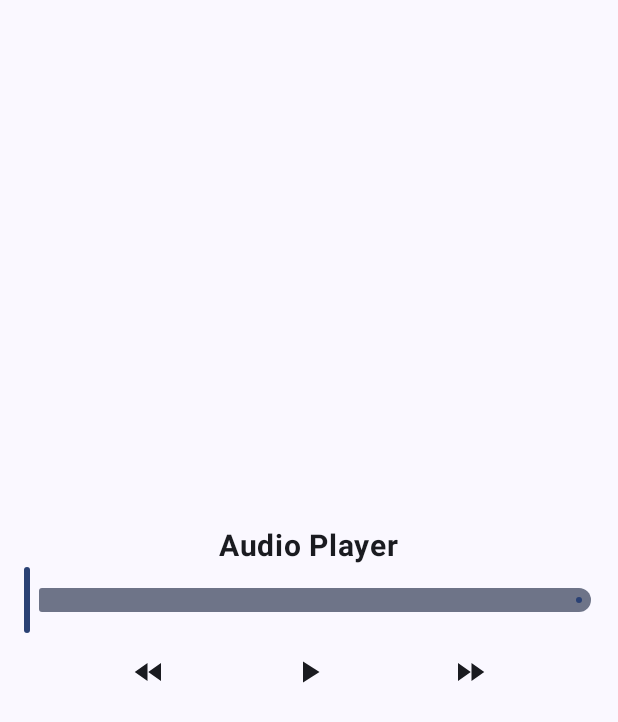
After one commit to pranav5127/Vocals, an Android app built with Jetpack Compose: the composable ResponseScreen called with empty values, on a phone screen of 412 x 824 dp. The commit adds this screen. Shown: the top 722 px of the screen. Run offline under Robolectric (Android 15) with nearby library versions, the phone set to English and light mode, and no system bars.

Commit message:
Refactor: Implement audio recording, playback, and upload functionality
This commit implements the core functionality for recording, playing, and uploading audio files.
*   Removes `AndroidAudioPlayer`, `AudioPlayer`, `Navigation` and `PlayerViewModel`: These classes were replaced by media3 library for handling the audio playback.
*   Implements audio recording using `AndroidAudioRecorder`: It handles recording, calculating amplitude, and stopping the recording.
*   Implements audio uploading with `UploadViewModel` and `AudioRepository`: It allows uploading audio files to a remote server using retrofit.
*   Implements audio playback using `AudioPlayer`: It allows playing audio file using media3.
*   Implements navigation with `NavigationHandler`: It handles navigation between the different screens.
*   Implements permission management with `PermissionHandler`: It handles the microphone permission request.
*   Refactors `RecorderViewModel`: It handles recording state, amplitude changes and saves the reference of the file.
*   Refactors `RecordSendAudioScreen`: It handles the start and stop recording events and navigates to the player screen.
*   Adds `Screen`: Represents all the screens of the app.
*   Adds `UploadFileScreen`: Represents a placeholder for the upload screen.
*   Adds `ResponseScreen`: Represents the player screen.
*   Updates dependencies: Adds `androidx.media3`, `androidx.navigation` and `accompanist`.
*   Update `AndroidManifest`: Adds cleartext traffic policy for testing.

```diff
--- a/app/build.gradle.kts
+++ b/app/build.gradle.kts
@@ -67,6 +67,10 @@ dependencies {
 
     implementation(libs.androidx.material.icons.extended)
     implementation (libs.accompanist.permissions)
+    implementation(libs.androidx.navigation.compose)
+
+    implementation(libs.androidx.media3.exoplayer)
+    implementation(libs.androidx.media3.ui)
 
 
 }
--- a/app/src/main/AndroidManifest.xml
+++ b/app/src/main/AndroidManifest.xml
@@ -5,6 +5,7 @@
     <uses-permission android:name="android.permission.RECORD_AUDIO" />
     <application
         android:allowBackup="true"
+        android:usesCleartextTraffic="true"
         android:dataExtractionRules="@xml/data_extraction_rules"
         android:fullBackupContent="@xml/backup_rules"
         android:icon="@mipmap/ic_launcher"
--- a/app/src/main/java/com/app/sounds/Navigation.kt
+++ /dev/null
@@ -1 +0,0 @@
-package com.app.sounds
--- a/app/src/main/java/com/app/sounds/data/repository/AudioRepository.kt
+++ b/app/src/main/java/com/app/sounds/data/repository/AudioRepository.kt
@@ -1,6 +1,4 @@
 package com.app.sounds.data.repository
-
-
 
 import com.app.sounds.data.network.AudioApi
 import okhttp3.OkHttpClient
--- /dev/null
+++ b/app/src/main/java/com/app/sounds/ui/view/audioplayer/PlayerScreen.kt
@@ -0,0 +1,117 @@
+package com.app.sounds.ui.view.audioplayer
+
+import android.content.Context
+import android.net.Uri
+import androidx.compose.foundation.layout.*
+import androidx.compose.material.icons.Icons
+import androidx.compose.material.icons.filled.FastForward
+import androidx.compose.material.icons.filled.FastRewind
+import androidx.compose.material.icons.filled.Pause
+import androidx.compose.material.icons.filled.PlayArrow
+import androidx.compose.material3.Icon
+import androidx.compose.material3.IconButton
+import androidx.compose.material3.Slider
+import androidx.compose.material3.Text
+import androidx.compose.runtime.*
+import androidx.compose.ui.Alignment
+import androidx.compose.ui.Modifier
+import androidx.compose.ui.platform.LocalContext
+import androidx.compose.ui.text.font.FontWeight
+import androidx.compose.ui.unit.dp
+import androidx.compose.ui.unit.sp
+import androidx.media3.common.C
+import androidx.media3.common.MediaItem
+import androidx.media3.common.Player
+import androidx.media3.exoplayer.ExoPlayer
+import kotlinx.coroutines.delay
+import kotlinx.coroutines.isActive
+import java.io.File
+
+@Composable
+fun rememberExoPlayer(context: Context, audioPath: String): ExoPlayer {
+    val uri = if (audioPath.startsWith("http") || audioPath.startsWith("content")) {
+        Uri.parse(audioPath)
+    } else {
+        Uri.fromFile(File(audioPath))
+    }
+
+    return remember {
+        ExoPlayer.Builder(context).build().apply {
+            setMediaItem(MediaItem.fromUri(uri))
+            prepare()
+        }
+    }
+}
+
+@Composable
+fun AudioPlayer(audioPath: String) {
+    val context = LocalContext.current
+    val player = rememberExoPlayer(context, audioPath)
+
+    var isPlaying by remember { mutableStateOf(false) }
+    var currentPosition by remember { mutableLongStateOf(0L) }
+    var duration by remember { mutableLongStateOf(0L) }
+
+    // Player state listener
+    DisposableEffect(player) {
+        val listener = object : Player.Listener {
+            override fun onIsPlayingChanged(playWhenReady: Boolean) {
+                isPlaying = playWhenReady
+            }
+
+            override fun onPlaybackStateChanged(state: Int) {
+                duration = player.duration.takeIf { it != C.TIME_UNSET } ?: 0L
+            }
+        }
+        player.addListener(listener)
+        onDispose { player.release() }
+    }
+
+    Column(
+        modifier = Modifier.fillMaxWidth().padding(16.dp),
+        horizontalAlignment = Alignment.CenterHorizontally
+    ) {
+        Text(text = "Audio Player", fontSize = 20.sp, fontWeight = FontWeight.Bold)
+
+        Slider(
+            value = currentPosition.toFloat(),
+            onValueChange = { newPosition ->
+                currentPosition = newPosition.toLong()
+            },
+            onValueChangeFinished = {
+                player.seekTo(currentPosition)
+            },
+            valueRange = 0f..duration.toFloat()
+        )
+
+        Row(
+            modifier = Modifier.fillMaxWidth(),
+            horizontalArrangement = Arrangement.SpaceEvenly
+        ) {
+            IconButton(onClick = { player.seekTo((player.currentPosition - 5000).coerceAtLeast(0)) }) {
+                Icon(Icons.Default.FastRewind, contentDescription = "Rewind")
+            }
+
+            IconButton(onClick = {
+                if (isPlaying) player.pause() else player.play()
+            }) {
+                Icon(
+                    imageVector = if (isPlaying) Icons.Default.Pause else Icons.Default.PlayArrow,
+                    contentDescription = "Play/Pause"
+                )
+            }
+
+            IconButton(onClick = { player.seekTo((player.currentPosition + 5000).coerceAtMost(duration)) }) {
+                Icon(Icons.Default.FastForward, contentDescription = "Fast Forward")
+            }
+        }
+    }
+
+    // Update progress periodically
+    LaunchedEffect(player) {
+        while (isActive) {
+            currentPosition = player.currentPosition
+            delay(500)
+        }
+    }
+}
--- /dev/null
+++ b/app/src/main/java/com/app/sounds/ui/view/response/ResponseScreen.kt
@@ -0,0 +1,35 @@
+package com.app.sounds.ui.view.response
+
+import androidx.compose.foundation.layout.Arrangement
+import androidx.compose.foundation.layout.Column
+import androidx.compose.foundation.layout.fillMaxSize
+import androidx.compose.foundation.layout.padding
+import androidx.compose.material3.Scaffold
+import androidx.compose.runtime.Composable
+import androidx.compose.ui.Alignment
+import androidx.compose.ui.Modifier
+import com.app.sounds.ui.view.audioplayer.AudioPlayer
+import java.io.File
+
+
+@Composable
+fun ResponseScreen(filePath: String) {
+
+    val file = File(filePath)
+    val uri = file.absolutePath
+
+
+    Scaffold {paddingValues ->
+        Column(
+            modifier = Modifier
+                .padding(paddingValues)
+                .fillMaxSize(),
+            horizontalAlignment = Alignment.CenterHorizontally,
+            verticalArrangement = Arrangement.Center
+        ) {
+            AudioPlayer(uri)
+
+        }
+
+    }
+}
--- a/app/src/main/java/com/app/sounds/utils/record/AndroidAudioRecorder.kt
+++ b/app/src/main/java/com/app/sounds/utils/record/AndroidAudioRecorder.kt
@@ -70,7 +70,6 @@ class AndroidAudioRecorder(private val context: Context):AudioRecorder {
                 if (bytesRead > 0) {
                     fileOutputStream.write(buffer, 0, bytesRead)
 
-                    // Calculate amplitude and send it to the listener
                     val amplitude = calculateAmplitude(buffer)
                     amplitudeListener?.invoke(amplitude.toFloat())
                 }
--- a/gradle/libs.versions.toml
+++ b/gradle/libs.versions.toml
@@ -14,6 +14,8 @@ composeBom = "2024.04.01"
 lifecycleRuntimeKtxVersion = "2.6.2"
 lifecycleViewmodelCompose = "2.6.2"
 materialIconsExtended = "1.7.6"
+media3Exoplayer = "1.5.1"
+navigationCompose = "2.8.7"
 runtimeLivedata = "1.7.8"
 
 [libraries]
@@ -21,6 +23,9 @@ accompanist-permissions = { module = "com.google.accompanist:accompanist-permiss
 androidx-core-ktx = { group = "androidx.core", name = "core-ktx", version.ref = "coreKtx" }
 androidx-lifecycle-viewmodel-compose = { module = "androidx.lifecycle:lifecycle-viewmodel-compose", version.ref = "lifecycleViewmodelCompose" }
 androidx-lifecycle-runtime-ktx-v262 = { module = "androidx.lifecycle:lifecycle-runtime-ktx", version.ref = "lifecycleRuntimeKtxVersion" }
+androidx-media3-exoplayer = { module = "androidx.media3:media3-exoplayer", version.ref = "media3Exoplayer" }
+androidx-media3-ui = { module = "androidx.media3:media3-ui", version.ref = "media3Exoplayer" }
+androidx-navigation-compose = { module = "androidx.navigation:navigation-compose", version.ref = "navigationCompose" }
 converter-gson = { module = "com.squareup.retrofit2:converter-gson", version.ref = "converterGson" }
 junit = { group = "junit", name = "junit", version.ref = "junit" }
 androidx-junit = { group = "androidx.test.ext", name = "junit", version.ref = "junitVersion" }
```
Also changed, not shown: app/src/main/java/com/app/sounds/MainActivity.kt (+2 -5 lines), app/src/main/java/com/app/sounds/NavigationHandler.kt (added, +31 -0 lines), app/src/main/java/com/app/sounds/ui/view/RecordSendAudioScreen.kt (+33 -28 lines), app/src/main/java/com/app/sounds/ui/view/UploadFileScreen.kt (added, +9 -0 lines), app/src/main/java/com/app/sounds/utils/playback/AndroidAudioPlayer.kt (deleted, +0 -27 lines), app/src/main/java/com/app/sounds/utils/playback/AudioPlayer.kt (deleted, +0 -9 lines), app/src/main/java/com/app/sounds/viewmodel/PermissionHandler.kt (+6 -4 lines), app/src/main/java/com/app/sounds/viewmodel/PlayerViewModel.kt (deleted, +0 -33 lines), app/src/main/java/com/app/sounds/viewmodel/RecorderViewModel.kt (+10 -6 lines), app/src/main/java/com/app/sounds/viewmodel/Screen.kt (added, +7 -0 lines), app/src/main/java/com/app/sounds/viewmodel/UploadViewModel.kt (+7 -2 lines).
